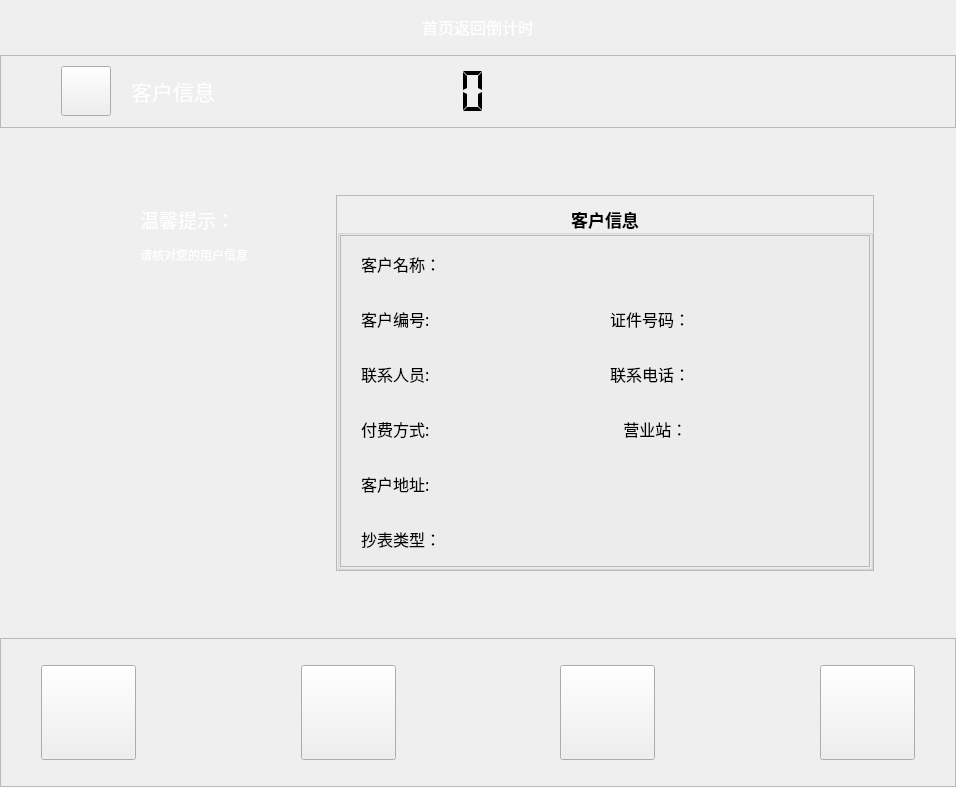
Before: the Qt Designer form khxx.ui in along-wds/jiaofeiji_ykgl, drawn with Qt 5.
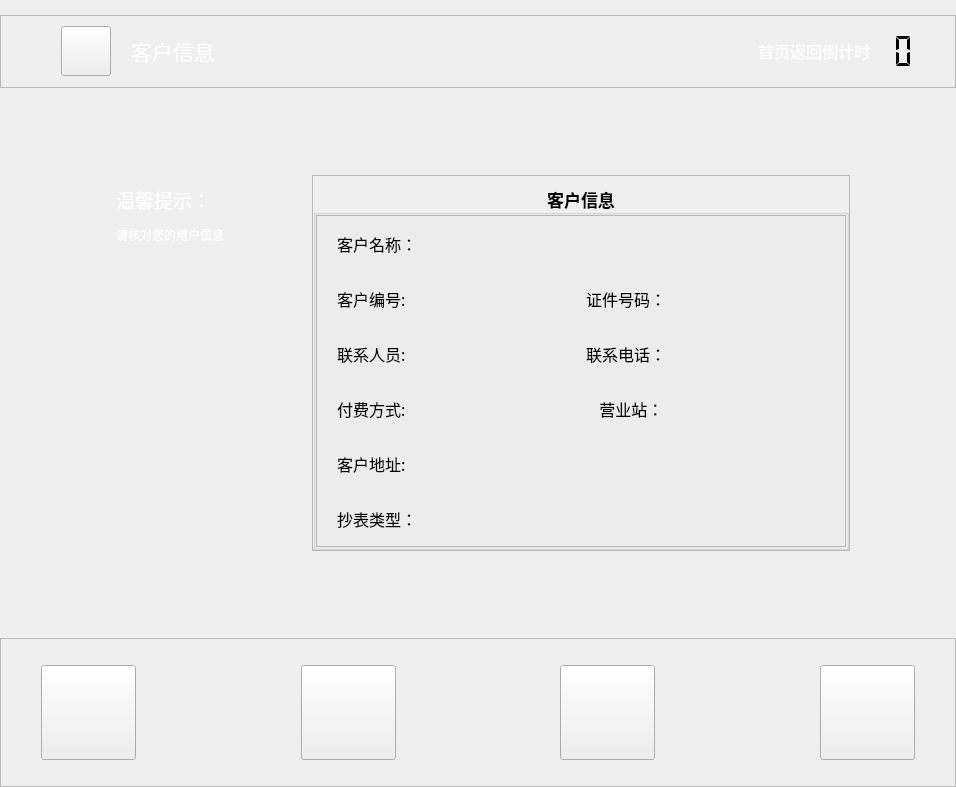
After: the same form once the commit is applied. Icons and pictures are not drawn.

```diff
--- a/khxx.ui
+++ b/khxx.ui
@@ -30,82 +30,20 @@
     <number>0</number>
    </property>
    <item>
-    <layout class="QHBoxLayout" name="horizontalLayout_22">
-     <item>
-      <spacer name="horizontalSpacer_18">
-       <property name="orientation">
-        <enum>Qt::Horizontal</enum>
-       </property>
-       <property name="sizeHint" stdset="0">
-        <size>
-         <width>40</width>
-         <height>20</height>
-        </size>
-       </property>
-      </spacer>
-     </item>
-     <item>
-      <spacer name="verticalSpacer_9">
-       <property name="orientation">
-        <enum>Qt::Vertical</enum>
-       </property>
-       <property name="sizeType">
-        <enum>QSizePolicy::Fixed</enum>
-       </property>
-       <property name="sizeHint" stdset="0">
-        <size>
-         <width>20</width>
-         <height>55</height>
-        </size>
-       </property>
-      </spacer>
-     </item>
-     <item>
-      <widget class="QLabel" name="label_9">
-       <property name="font">
-        <font>
-         <family>微软雅黑</family>
-         <pointsize>12</pointsize>
-        </font>
-       </property>
-       <property name="text">
-        <string>&lt;html&gt;&lt;head/&gt;&lt;body&gt;&lt;p&gt;&lt;span style=&quot; color:#ffffff;&quot;&gt;首页返回倒计时&lt;/span&gt;&lt;/p&gt;&lt;/body&gt;&lt;/html&gt;</string>
-       </property>
-      </widget>
-     </item>
-     <item>
-      <spacer name="verticalSpacer_4">
-       <property name="orientation">
-        <enum>Qt::Vertical</enum>
-       </property>
-       <property name="sizeType">
-        <enum>QSizePolicy::Fixed</enum>
-       </property>
-       <property name="sizeHint" stdset="0">
-        <size>
-         <width>20</width>
-         <height>55</height>
-        </size>
-       </property>
-      </spacer>
-     </item>
-     <item>
-      <spacer name="horizontalSpacer_17">
-       <property name="orientation">
-        <enum>Qt::Horizontal</enum>
-       </property>
-       <property name="sizeType">
-        <enum>QSizePolicy::Expanding</enum>
-       </property>
-       <property name="sizeHint" stdset="0">
-        <size>
-         <width>15</width>
-         <height>20</height>
-        </size>
-       </property>
-      </spacer>
-     </item>
-    </layout>
+    <spacer name="verticalSpacer_2">
+     <property name="orientation">
+      <enum>Qt::Vertical</enum>
+     </property>
+     <property name="sizeType">
+      <enum>QSizePolicy::Fixed</enum>
+     </property>
+     <property name="sizeHint" stdset="0">
+      <size>
+       <width>20</width>
+       <height>15</height>
+      </size>
+     </property>
+    </spacer>
    </item>
    <item>
     <widget class="QFrame" name="frame_4">
@@ -185,7 +123,7 @@
        </widget>
       </item>
       <item>
-       <spacer name="horizontalSpacer_7">
+       <spacer name="horizontalSpacer_8">
         <property name="orientation">
          <enum>Qt::Horizontal</enum>
         </property>
@@ -232,7 +170,7 @@
        </widget>
       </item>
       <item>
-       <spacer name="horizontalSpacer_8">
+       <spacer name="horizontalSpacer_16">
         <property name="orientation">
          <enum>Qt::Horizontal</enum>
         </property>
@@ -244,6 +182,19 @@
         </property>
        </spacer>
       </item>
+      <item>
+       <widget class="QLabel" name="label_9">
+        <property name="font">
+         <font>
+          <family>微软雅黑</family>
+          <pointsize>12</pointsize>
+         </font>
+        </property>
+        <property name="text">
+         <string>&lt;html&gt;&lt;head/&gt;&lt;body&gt;&lt;p&gt;&lt;span style=&quot; color:#ffffff;&quot;&gt;首页返回倒计时&lt;/span&gt;&lt;/p&gt;&lt;/body&gt;&lt;/html&gt;</string>
+        </property>
+       </widget>
+      </item>
       <item>
        <widget class="QLCDNumber" name="lcdNumber">
         <property name="sizePolicy">
@@ -254,20 +205,20 @@
         </property>
         <property name="minimumSize">
          <size>
-          <width>120</width>
+          <width>50</width>
           <height>50</height>
          </size>
         </property>
         <property name="maximumSize">
          <size>
-          <width>120</width>
+          <width>50</width>
           <height>50</height>
          </size>
         </property>
         <property name="font">
          <font>
           <family>微软雅黑</family>
-          <pointsize>5</pointsize>
+          <pointsize>12</pointsize>
          </font>
         </property>
         <property name="layoutDirection">
@@ -286,7 +237,7 @@
          <enum>QFrame::Plain</enum>
         </property>
         <property name="lineWidth">
-         <number>1</number>
+         <number>0</number>
         </property>
         <property name="midLineWidth">
          <number>0</number>
@@ -303,7 +254,7 @@
        </widget>
       </item>
       <item>
-       <spacer name="verticalSpacer_2">
+       <spacer name="verticalSpacer_12">
         <property name="orientation">
          <enum>Qt::Vertical</enum>
         </property>
@@ -319,48 +270,7 @@
        </spacer>
       </item>
       <item>
-       <spacer name="horizontalSpacer_16">
-        <property name="orientation">
-         <enum>Qt::Horizontal</enum>
-        </property>
-        <property name="sizeHint" stdset="0">
-         <size>
-          <width>249</width>
-          <height>20</height>
-         </size>
-        </property>
-       </spacer>
-      </item>
-      <item>
-       <widget class="QLabel" name="label_21">
-        <property name="sizePolicy">
-         <sizepolicy hsizetype="Fixed" vsizetype="Fixed">
-          <horstretch>0</horstretch>
-          <verstretch>0</verstretch>
-         </sizepolicy>
-        </property>
-        <property name="minimumSize">
-         <size>
-          <width>168</width>
-          <height>69</height>
-         </size>
-        </property>
-        <property name="maximumSize">
-         <size>
-          <width>168</width>
-          <height>69</height>
-         </size>
-        </property>
-        <property name="styleSheet">
-         <string notr="true">border-image: url(:/image/picture/qietu/95598.png);</string>
-        </property>
-        <property name="text">
-         <string/>
-        </property>
-       </widget>
-      </item>
-      <item>
-       <spacer name="horizontalSpacer_19">
+       <spacer name="horizontalSpacer_17">
         <property name="orientation">
          <enum>Qt::Horizontal</enum>
         </property>
@@ -369,7 +279,7 @@
         </property>
         <property name="sizeHint" stdset="0">
          <size>
-          <width>60</width>
+          <width>15</width>
           <height>20</height>
          </size>
         </property>
@@ -399,11 +309,11 @@
         <enum>Qt::Horizontal</enum>
        </property>
        <property name="sizeType">
-        <enum>QSizePolicy::Fixed</enum>
+        <enum>QSizePolicy::Expanding</enum>
        </property>
        <property name="sizeHint" stdset="0">
         <size>
-         <width>130</width>
+         <width>60</width>
          <height>20</height>
         </size>
        </property>
```
Left out of the diff: 6 changed lines with no effect on the pictures.
